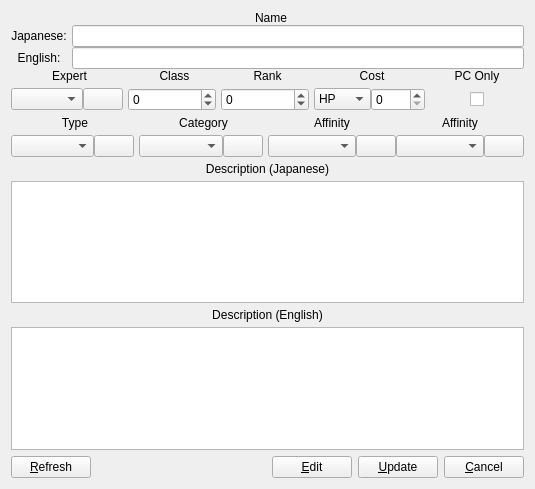
Qt form client/ui/SkillView.ui (erikku/frosty) before a commit.
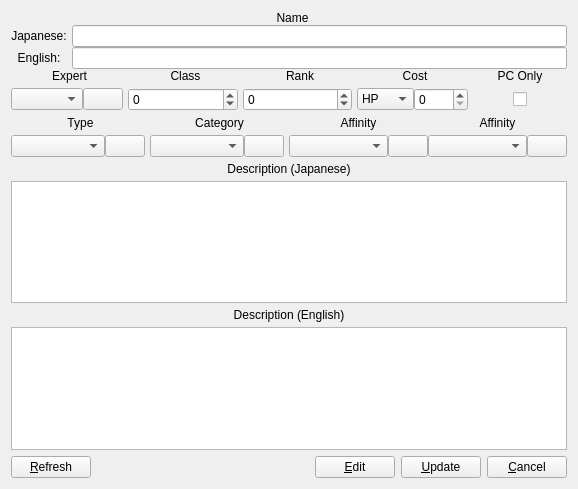
The same form after that commit. The open tabs and pages were chosen to show the change. Custom widgets are drawn as their Qt base class.

Commit message: Made text in the view mode selectable.

The edit to the form file:
```diff
--- a/client/ui/SkillView.ui
+++ b/client/ui/SkillView.ui
@@ -7,7 +7,7 @@
    <rect>
     <x>0</x>
     <y>0</y>
-    <width>535</width>
+    <width>578</width>
     <height>489</height>
    </rect>
   </property>
@@ -567,7 +567,7 @@
               </sizepolicy>
              </property>
              <property name="value">
-              <number>-1</number>
+              <number>0</number>
              </property>
              <property name="minimum">
               <number>-1</number>
@@ -606,7 +606,7 @@
               </sizepolicy>
              </property>
              <property name="value">
-              <number>-1</number>
+              <number>0</number>
              </property>
              <property name="minimum">
               <number>-1</number>
```
Left out of the diff: 39 changed lines with no effect on the pictures. The commit also changes 2 other files.
